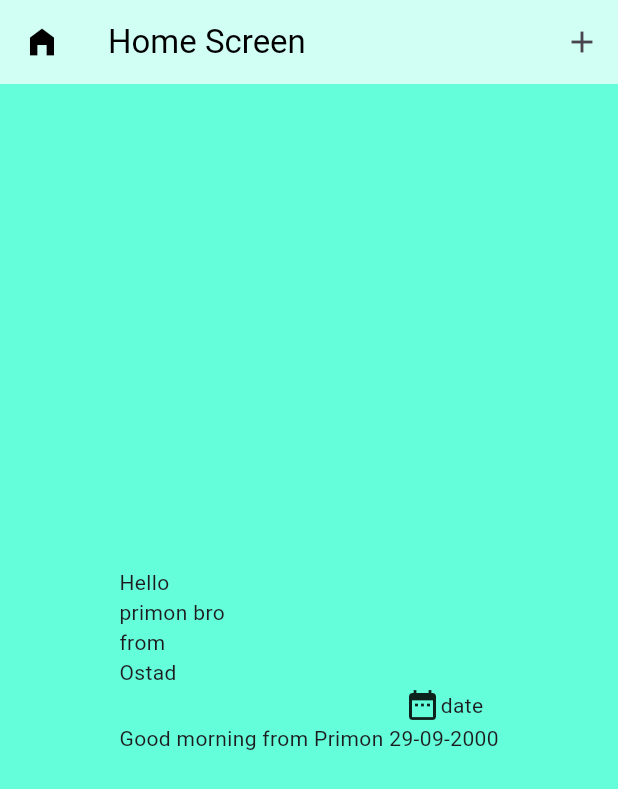
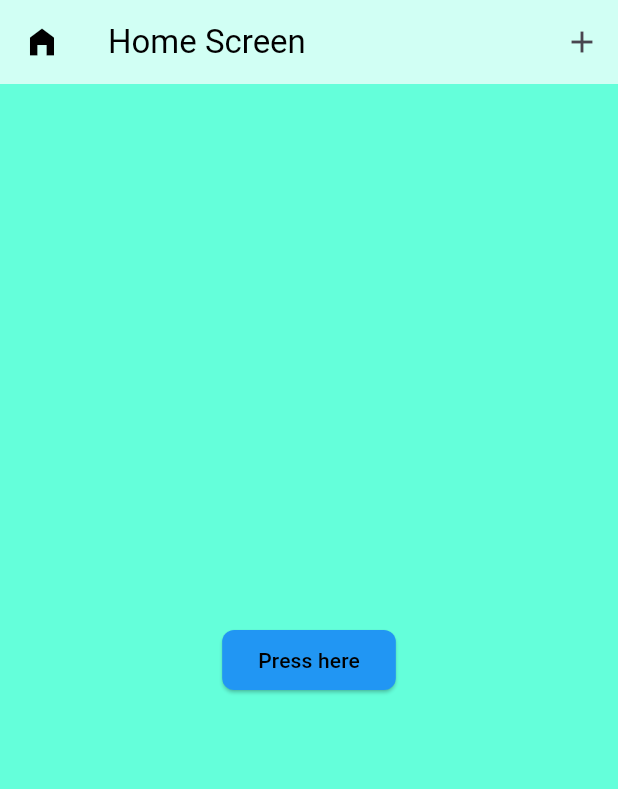
Before and after one commit to RabbiPrimon/first_app, a Flutter app: the screen it shows after launch, on a phone screen of 412 x 824 dp. Shown: the top 789 px of the screen. Run offline on Flutter 3.47's test engine with Material 3 defaults, Android fonts, the phone set to English and light mode, and no system bars.

Commit message:
flutter-module7-cls1

```diff
--- a/lib/main.dart
+++ b/lib/main.dart
@@ -1,37 +1,34 @@
-//Scaffold| Row| Column| Dialog|
-/*import 'dart:js_interop';
-
-import 'package:flutter/cupertino.dart';*/
-
+//Button ( Elevated button, TextButton IconButton,GestureDetector, InkWell,)| TextFeild | Container|
 import 'package:flutter/material.dart';
 
 void main() {
-  runApp(
-      MaterialApp(
-          title: 'Hello Primon',
+  runApp(MaterialApp
+    (title: 'Hello Primon',
       home: Home()
-
   )
   );
 }
+
 /* Column => Vertically => mainAxis
    Row => Horizontally => crossAxis
 */
 class Home extends StatelessWidget {
   @override
-  Widget build (BuildContext ){
+  Widget build(BuildContext) {
     //whatever you write will show in screen
     return Scaffold(
         backgroundColor: Colors.tealAccent,
         appBar: AppBar(
           backgroundColor: Colors.white70,
-    title: Text('Home Screen',style: TextStyle(
-        color: Colors.black ),
+          title: Text(
+            'Home Screen',
+            style: TextStyle(color: Colors.black),
           ),
-    leading: Icon(Icons.home_filled, color: Colors.black,),
-    actions: [
-      IconButton(onPressed: () {}, icon: Icon(Icons.add))
-    ],
+          leading: Icon(
+            Icons.home_filled,
+            color: Colors.black,
+          ),
+          actions: [IconButton(onPressed: () {}, icon: Icon(Icons.add))],
         ),
         body: Center(
             child: Column(
@@ -39,38 +36,23 @@ class Home extends StatelessWidget {
           crossAxisAlignment: CrossAxisAlignment.start,
           mainAxisSize: MainAxisSize.min,
           children: [
-      Text('Hello'),
-      Text('primon bro'),
-      Text('from'),
-      Text('Ostad'),
-
-
-      Row(
-        mainAxisAlignment: MainAxisAlignment.spaceAround,
-        mainAxisSize: MainAxisSize.min,
-        crossAxisAlignment: CrossAxisAlignment.end,
-        children: [
-          Text('Good morning '),
-          Text('from Primon '),
-
-          Column(
-            children: [
-              Row(
-                children: [
-                  Icon(Icons.date_range),
-                  Text('date'),
-                ],
+            ElevatedButton(
+                style: ElevatedButton.styleFrom(
+                    backgroundColor: Colors.blue,
+                    foregroundColor: Colors.black,
+                    shape: RoundedRectangleBorder(
+                        borderRadius: BorderRadius.circular(8)
+                    )
                 ),
-
-              Text('29-09-2000'),
-            ],
-          )
-        ],
-      )
+                onPressed: () {
+                  print("Pressed");
+                },
+                child: Text(
+                  "Press here",
+                ))
           ],
         )
         )
     );
   }
-
 }
```
Lines whose indentation alone changed are shown as unchanged.
